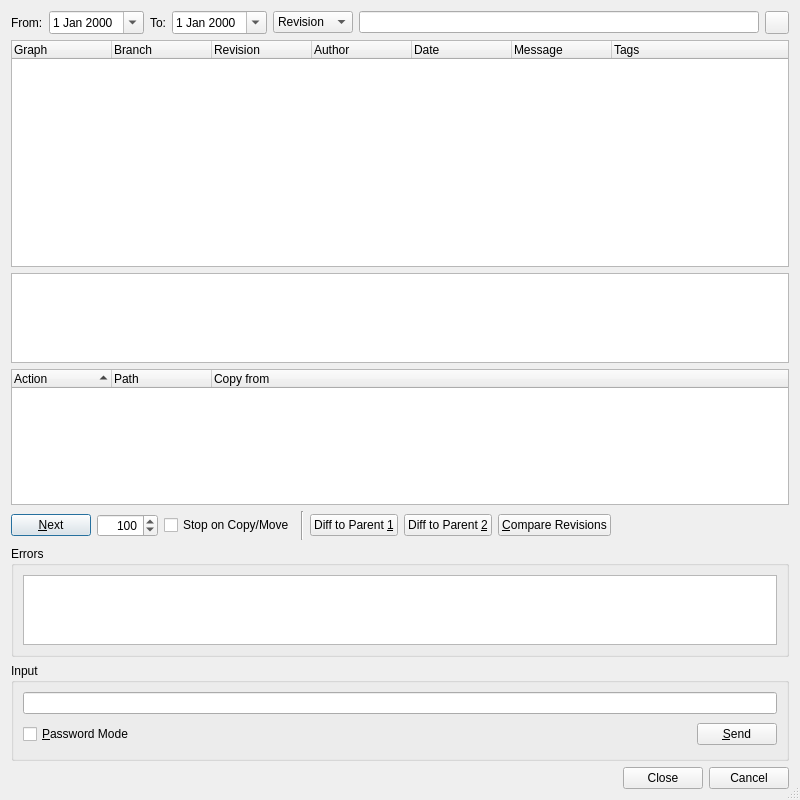
The window that Plugins/VcsPlugins/vcsMercurial/HgLogBrowserDialog.ui (testmana2/test) describes before a commit, drawn with Qt 5.
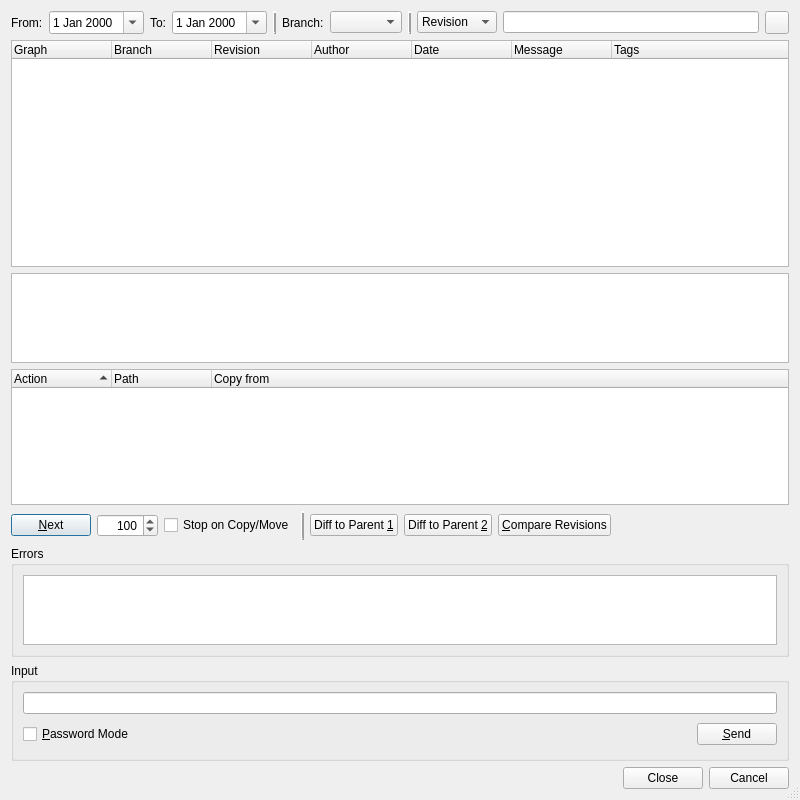
The same window after the commit.

Commit message: Added a branch filter to the Mercurial log browser.

Patch:
```diff
--- a/Plugins/VcsPlugins/vcsMercurial/HgLogBrowserDialog.ui
+++ b/Plugins/VcsPlugins/vcsMercurial/HgLogBrowserDialog.ui
@@ -18,7 +18,7 @@
   </property>
   <layout class="QVBoxLayout" name="verticalLayout">
    <item>
-    <layout class="QHBoxLayout">
+    <layout class="QHBoxLayout" name="horizontalLayout_2">
      <item>
       <widget class="QLabel" name="label">
        <property name="text">
@@ -53,6 +53,49 @@
        </property>
       </widget>
      </item>
+     <item>
+      <widget class="Line" name="line_2">
+       <property name="frameShadow">
+        <enum>QFrame::Raised</enum>
+       </property>
+       <property name="lineWidth">
+        <number>2</number>
+       </property>
+       <property name="orientation">
+        <enum>Qt::Vertical</enum>
+       </property>
+      </widget>
+     </item>
+     <item>
+      <widget class="QLabel" name="label_3">
+       <property name="text">
+        <string>Branch:</string>
+       </property>
+      </widget>
+     </item>
+     <item>
+      <widget class="QComboBox" name="branchCombo">
+       <property name="toolTip">
+        <string>Select the branch to filter on</string>
+       </property>
+       <property name="sizeAdjustPolicy">
+        <enum>QComboBox::AdjustToContents</enum>
+       </property>
+      </widget>
+     </item>
+     <item>
+      <widget class="Line" name="line_3">
+       <property name="frameShadow">
+        <enum>QFrame::Raised</enum>
+       </property>
+       <property name="lineWidth">
+        <number>2</number>
+       </property>
+       <property name="orientation">
+        <enum>Qt::Vertical</enum>
+       </property>
+      </widget>
+     </item>
      <item>
       <widget class="QComboBox" name="fieldCombo">
        <property name="toolTip">
@@ -247,6 +290,12 @@
      </item>
      <item>
       <widget class="Line" name="line">
+       <property name="frameShadow">
+        <enum>QFrame::Raised</enum>
+       </property>
+       <property name="lineWidth">
+        <number>2</number>
+       </property>
        <property name="orientation">
         <enum>Qt::Vertical</enum>
        </property>
```
Left out of the diff: 3 changed lines with no effect on the pictures. The commit also changes 15 other files.
